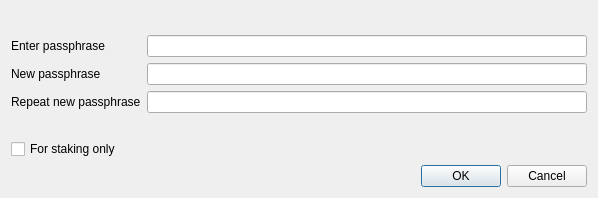
Old version of the form src/qt/forms/askpassphrasedialog.ui in the repository amigochain/amg-chain-source-code.
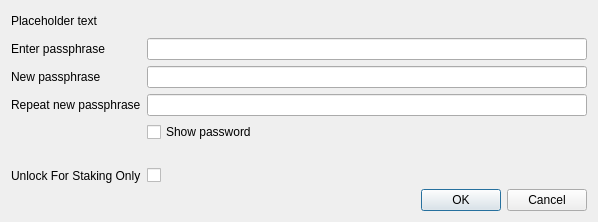
New version of the form.

```diff
--- a/src/qt/forms/askpassphrasedialog.ui
+++ b/src/qt/forms/askpassphrasedialog.ui
@@ -7,7 +7,7 @@
     <x>0</x>
     <y>0</y>
     <width>598</width>
-    <height>198</height>
+    <height>222</height>
    </rect>
   </property>
   <property name="sizePolicy">
@@ -26,8 +26,14 @@
    <string>Passphrase Dialog</string>
   </property>
   <layout class="QVBoxLayout" name="verticalLayout">
+   <property name="sizeConstraint">
+    <enum>QLayout::SetMinimumSize</enum>
+   </property>
    <item>
     <widget class="QLabel" name="warningLabel">
+     <property name="text">
+      <string notr="true">Placeholder text</string>
+     </property>
      <property name="textFormat">
       <enum>Qt::RichText</enum>
      </property>
@@ -38,6 +44,9 @@
    </item>
    <item>
     <layout class="QFormLayout" name="formLayout">
+     <property name="sizeConstraint">
+      <enum>QLayout::SetMinimumSize</enum>
+     </property>
      <property name="fieldGrowthPolicy">
       <enum>QFormLayout::AllNonFixedFieldsGrow</enum>
      </property>
@@ -84,6 +93,13 @@
       </widget>
      </item>
      <item row="3" column="1">
+      <widget class="QCheckBox" name="toggleShowPasswordButton">
+       <property name="text">
+        <string>Show password</string>
+       </property>
+      </widget>
+     </item>
+     <item row="4" column="1">
       <widget class="QLabel" name="capsLabel">
        <property name="font">
         <font>
@@ -99,22 +115,16 @@
        </property>
       </widget>
      </item>
-     <item row="4" column="0">
-      <widget class="QCheckBox" name="stakingCheckBox">
-       <property name="enabled">
-        <bool>true</bool>
-       </property>
-       <property name="toolTip">
-        <string>Serves to disable the trivial sendmoney when OS account compromised. Provides no real security.</string>
-       </property>
+     <item row="5" column="0">
+      <widget class="QLabel" name="unlockForStakingOnlyLabel">
        <property name="text">
-        <string>For staking only</string>
-       </property>
-       <property name="visible">
-        <bool>false</bool>
+        <string>Unlock For Staking Only</string>
        </property>
       </widget>
      </item>
+     <item row="5" column="1">
+      <widget class="QCheckBox" name="unlockForStakingOnlyCheckBox"/>
+     </item>
     </layout>
    </item>
    <item>
```
Left out of the diff: 16 changed lines with no effect on the pictures.
